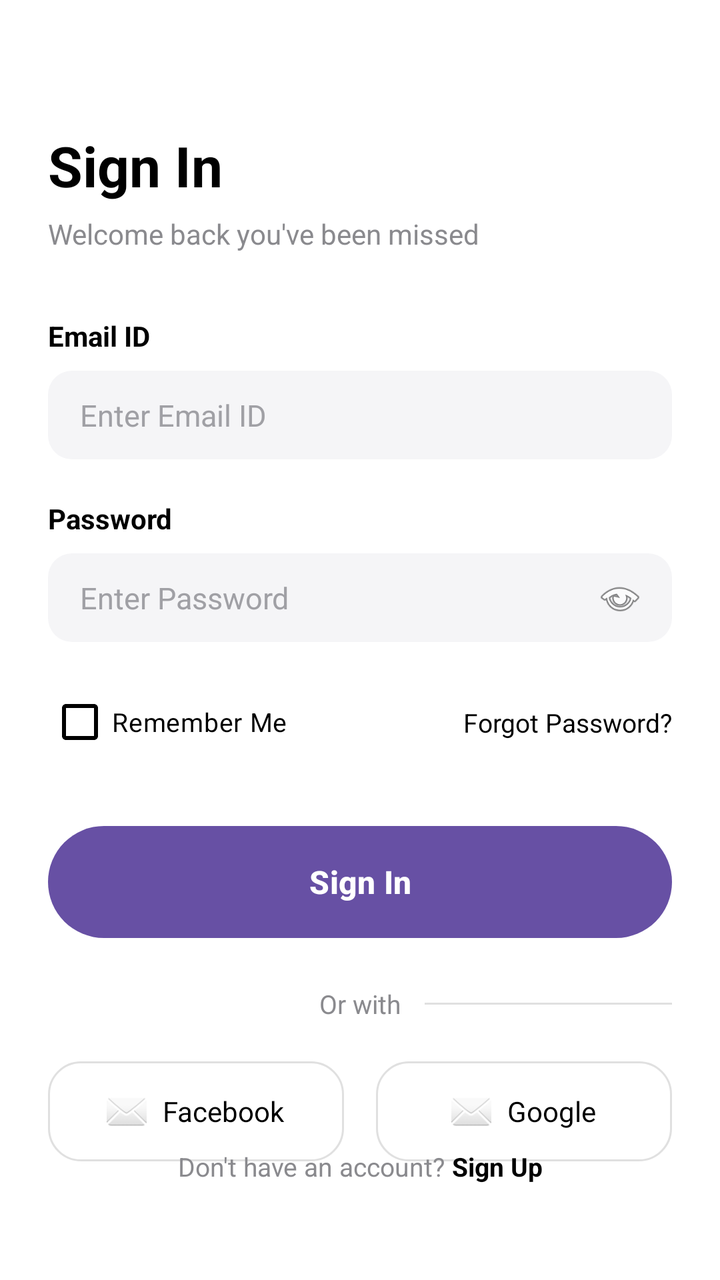
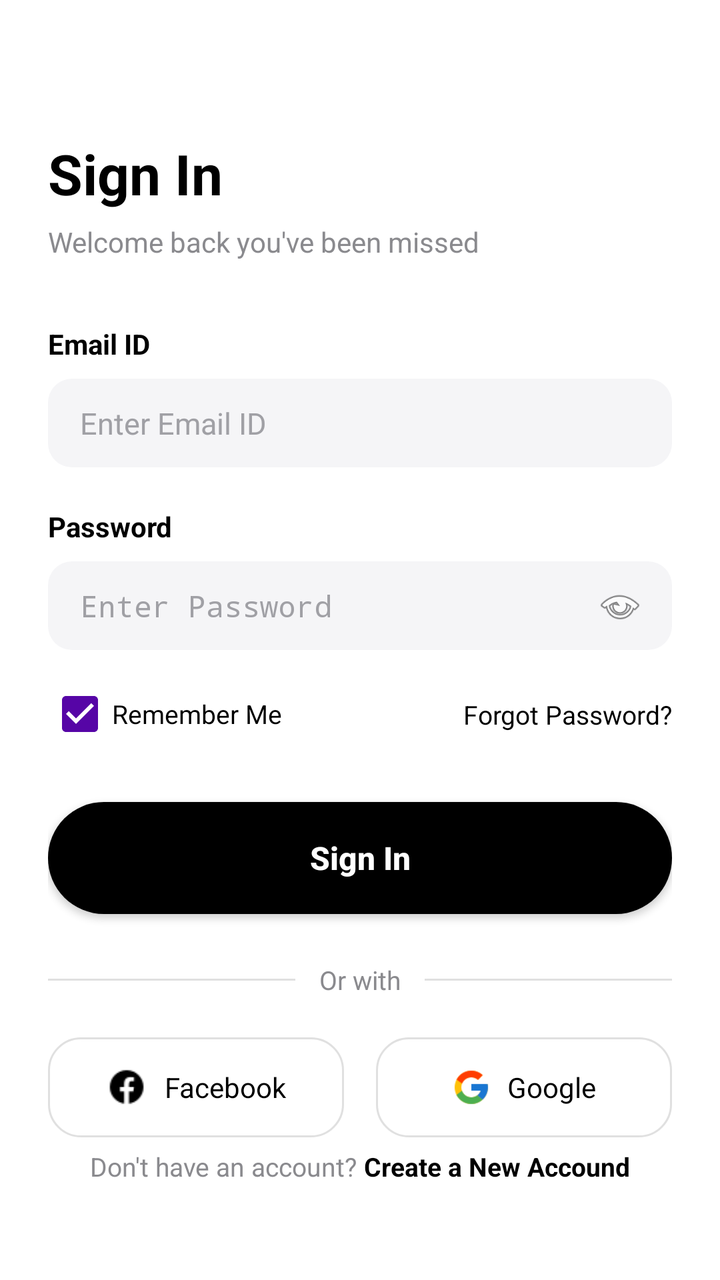

Before-and-after screenshots of an Android layout around one commit, followed by the original layout XML and the change that was made.
<!-- AndroidManifest.xml: application theme Theme.Pizza -->
<!-- res/layout/activity_main.xml -->
<?xml version="1.0" encoding="utf-8"?>
<androidx.constraintlayout.widget.ConstraintLayout xmlns:android="http://schemas.android.com/apk/res/android"
    xmlns:app="http://schemas.android.com/apk/res-auto"
    xmlns:tools="http://schemas.android.com/tools"
    android:id="@+id/main"
    android:layout_width="match_parent"
    android:layout_height="match_parent"
    android:background="#FFFFFF"
    android:padding="24dp"
    tools:context=".sign_in">

    
    <TextView
        android:id="@+id/tvTitle"
        android:layout_width="wrap_content"
        android:layout_height="wrap_content"
        android:layout_marginTop="40dp"
        android:text="Sign In"
        android:textColor="#000000"
        android:textSize="28sp"
        android:textStyle="bold"
        app:layout_constraintStart_toStartOf="parent"
        app:layout_constraintTop_toTopOf="parent" />

    
    <TextView
        android:id="@+id/tvSubtitle"
        android:layout_width="wrap_content"
        android:layout_height="wrap_content"
        android:layout_marginTop="6dp"
        android:text="Welcome back you've been missed"
        android:textColor="#8A8A8E"
        android:textSize="14sp"
        app:layout_constraintStart_toStartOf="parent"
        app:layout_constraintTop_toBottomOf="@id/tvTitle" />

    
    <TextView
        android:id="@+id/tvEmailLabel"
        android:layout_width="wrap_content"
        android:layout_height="wrap_content"
        android:layout_marginTop="32dp"
        android:text="Email ID"
        android:textColor="#000000"
        android:textSize="14sp"
        android:textStyle="bold"
        app:layout_constraintStart_toStartOf="parent"
        app:layout_constraintTop_toBottomOf="@id/tvSubtitle" />

    
    <EditText
        android:id="@+id/etEmail"
        android:layout_width="0dp"
        android:layout_height="wrap_content"
        android:layout_marginTop="8dp"
        android:autofillHints="emailAddress"
        android:background="@drawable/bgedittext"
        android:hint="Enter Email ID"
        android:inputType="textEmailAddress"
        android:textColorHint="#A0A0A5"
        android:textSize="15sp"
        app:layout_constraintEnd_toEndOf="parent"
        app:layout_constraintStart_toStartOf="parent"
        app:layout_constraintTop_toBottomOf="@id/tvEmailLabel" />

    
    <TextView
        android:id="@+id/tvPasswordLabel"
        android:layout_width="wrap_content"
        android:layout_height="wrap_content"
        android:layout_marginTop="20dp"
        android:text="Password"
        android:textColor="#000000"
        android:textSize="14sp"
        android:textStyle="bold"
        app:layout_constraintStart_toStartOf="parent"
        app:layout_constraintTop_toBottomOf="@id/etEmail" />

    
    <EditText
        android:id="@+id/etPassword"
        android:layout_width="0dp"
        android:layout_height="wrap_content"
        android:layout_marginTop="8dp"
        android:autofillHints="password"
        android:background="@drawable/bgedittext"
        android:hint="Enter Password"
        android:inputType="textPassword"
        android:paddingEnd="44dp"
        android:textColorHint="#A0A0A5"
        android:textSize="15sp"
        app:layout_constraintEnd_toEndOf="parent"
        app:layout_constraintStart_toStartOf="parent"
        app:layout_constraintTop_toBottomOf="@id/tvPasswordLabel" />

    <ImageView
        android:id="@+id/ivTogglePassword"
        android:layout_width="24dp"
        android:layout_height="24dp"
        android:layout_marginEnd="14dp"
        android:contentDescription="Toggle password visibility"
        android:src="@android:drawable/ic_menu_view"
        app:layout_constraintBottom_toBottomOf="@id/etPassword"
        app:layout_constraintEnd_toEndOf="@id/etPassword"
        app:layout_constraintTop_toTopOf="@id/etPassword" />

    
    <CheckBox
        android:id="@+id/cbRememberMe"
        android:layout_width="wrap_content"
        android:layout_height="wrap_content"
        android:layout_marginTop="16dp"
        android:buttonTint="#000000"
        android:checked="true"
        android:text="Remember Me"
        android:textColor="#000000"
        android:textSize="13sp"
        app:layout_constraintStart_toStartOf="parent"
        app:layout_constraintTop_toBottomOf="@id/etPassword" />

    
    <TextView
        android:id="@+id/tvForgotPassword"
        android:layout_width="wrap_content"
        android:layout_height="wrap_content"
        android:text="Forgot Password?"
        android:textColor="#000000"
        android:textSize="13sp"
        app:layout_constraintBottom_toBottomOf="@id/cbRememberMe"
        app:layout_constraintEnd_toEndOf="parent"
        app:layout_constraintTop_toTopOf="@id/cbRememberMe" />

    
    <Button
        android:id="@+id/btnSignIn"
        android:layout_width="0dp"
        android:layout_height="56dp"
        android:layout_marginTop="28dp"
        android:background="@drawable/bgbuttonblack"
        android:text="Sign In"
        android:textAllCaps="false"
        android:textColor="#FFFFFF"
        android:textSize="16sp"
        android:textStyle="bold"
        app:layout_constraintEnd_toEndOf="parent"
        app:layout_constraintStart_toStartOf="parent"
        app:layout_constraintTop_toBottomOf="@id/cbRememberMe" />

    
    <View
        android:layout_width="0dp"
        android:layout_height="1dp"
        android:layout_marginTop="24dp"
        android:layout_marginEnd="12dp"
        android:background="#E0E0E0"
        app:layout_constraintEnd_toStartOf="@id/tvOrWith"
        app:layout_constraintStart_toStartOf="parent"
        app:layout_constraintTop_toBottomOf="@id/btnSignIn"
        app:layout_constraintBottom_toBottomOf="@id/tvOrWith"
        app:layout_constraintTop_toTopOf="@id/tvOrWith" />

    
    <TextView
        android:id="@+id/tvOrWith"
        android:layout_width="wrap_content"
        android:layout_height="wrap_content"
        android:layout_marginTop="24dp"
        android:text="Or with"
        android:textColor="#8A8A8E"
        android:textSize="13sp"
        app:layout_constraintEnd_toEndOf="parent"
        app:layout_constraintStart_toStartOf="parent"
        app:layout_constraintTop_toBottomOf="@id/btnSignIn" />

    
    <View
        android:layout_width="0dp"
        android:layout_height="1dp"
        android:layout_marginStart="12dp"
        android:background="#E0E0E0"
        app:layout_constraintBottom_toBottomOf="@id/tvOrWith"
        app:layout_constraintEnd_toEndOf="parent"
        app:layout_constraintStart_toEndOf="@id/tvOrWith"
        app:layout_constraintTop_toTopOf="@id/tvOrWith" />

    
    <LinearLayout
        android:id="@+id/btnFacebook"
        android:layout_width="0dp"
        android:layout_height="50dp"
        android:layout_marginTop="20dp"
        android:layout_marginEnd="8dp"
        android:background="@drawable/bgsocialbutton"
        android:gravity="center"
        android:orientation="horizontal"
        app:layout_constraintEnd_toStartOf="@id/btnGoogle"
        app:layout_constraintHorizontal_chainStyle="spread"
        app:layout_constraintStart_toStartOf="parent"
        app:layout_constraintTop_toBottomOf="@id/tvOrWith">

        <ImageView
            android:layout_width="20dp"
            android:layout_height="20dp"
            android:contentDescription="Facebook"
            android:src="@android:drawable/ic_dialog_email" />

        <TextView
            android:layout_width="wrap_content"
            android:layout_height="wrap_content"
            android:layout_marginStart="8dp"
            android:text="Facebook"
            android:textColor="#000000"
            android:textSize="14sp" />
    </LinearLayout>

    
    <LinearLayout
        android:id="@+id/btnGoogle"
        android:layout_width="0dp"
        android:layout_height="50dp"
        android:layout_marginStart="8dp"
        android:layout_marginTop="20dp"
        android:background="@drawable/bgsocialbutton"
        android:gravity="center"
        android:orientation="horizontal"
        app:layout_constraintEnd_toEndOf="parent"
        app:layout_constraintStart_toEndOf="@id/btnFacebook"
        app:layout_constraintTop_toBottomOf="@id/tvOrWith">

        <ImageView
            android:layout_width="20dp"
            android:layout_height="20dp"
            android:contentDescription="Google"
            android:src="@android:drawable/ic_dialog_email" />

        <TextView
            android:layout_width="wrap_content"
            android:layout_height="wrap_content"
            android:layout_marginStart="8dp"
            android:text="Google"
            android:textColor="#000000"
            android:textSize="14sp" />
    </LinearLayout>

    
    <LinearLayout
        android:layout_width="wrap_content"
        android:layout_height="wrap_content"
        android:layout_marginBottom="24dp"
        android:orientation="horizontal"
        app:layout_constraintBottom_toBottomOf="parent"
        app:layout_constraintEnd_toEndOf="parent"
        app:layout_constraintStart_toStartOf="parent">

        <TextView
            android:layout_width="wrap_content"
            android:layout_height="wrap_content"
            android:text="Don't have an account? "
            android:textColor="#8A8A8E"
            android:textSize="13sp" />

        <TextView
            android:id="@+id/tvSignUp"
            android:layout_width="wrap_content"
            android:layout_height="wrap_content"
            android:text="Sign Up"
            android:textColor="#000000"
            android:textSize="13sp"
            android:textStyle="bold" />
    </LinearLayout>

</androidx.constraintlayout.widget.ConstraintLayout>
<!-- resources referenced by this layout -->
<resources>
  <!-- drawable bgbuttonblack (drawable) -->
  <?xml version="1.0" encoding="utf-8"?>
  <shape xmlns:android="http://schemas.android.com/apk/res/android"
      android:shape="rectangle">
      <solid android:color="#000000" />
      <corners android:radius="28dp" />
  </shape>
  <!-- drawable bgedittext (drawable) -->
  <?xml version="1.0" encoding="utf-8"?>
  <shape xmlns:android="http://schemas.android.com/apk/res/android"
      android:shape="rectangle">
      <solid android:color="#F5F5F7" />
      <corners android:radius="12dp" />
      <padding
          android:left="16dp"
          android:top="12dp"
          android:right="16dp"
          android:bottom="12dp" />
  </shape>
  <!-- drawable bgsocialbutton (drawable) -->
  <?xml version="1.0" encoding="utf-8"?>
  <shape xmlns:android="http://schemas.android.com/apk/res/android"
      android:shape="rectangle">
      <solid android:color="#FFFFFF" />
      <corners android:radius="16dp" />
      <stroke
          android:width="1dp"
          android:color="#E0E0E0" />
  </shape>
  <style name="Theme.Pizza" parent="Base.Theme.Pizza" />
  <style name="Base.Theme.Pizza" parent="Theme.Material3.DayNight.NoActionBar">
          
          
      </style>
</resources>

<!-- the commit's change to res/layout/activity_main.xml (unified diff, before → after) -->
@@ -10,11 +10,13 @@
     tools:context=".sign_in">
 
     
+
+    
     <TextView
         android:id="@+id/tvTitle"
         android:layout_width="wrap_content"
         android:layout_height="wrap_content"
-        android:layout_marginTop="40dp"
+        android:layout_marginTop="44dp"
         android:text="Sign In"
         android:textColor="#000000"
         android:textSize="28sp"
@@ -22,7 +24,6 @@
         app:layout_constraintStart_toStartOf="parent"
         app:layout_constraintTop_toTopOf="parent" />
 
-    
     <TextView
         android:id="@+id/tvSubtitle"
         android:layout_width="wrap_content"
@@ -110,7 +111,7 @@
         android:layout_width="wrap_content"
         android:layout_height="wrap_content"
         android:layout_marginTop="16dp"
-        android:buttonTint="#000000"
+        android:buttonTint="#5605A6"
         android:checked="true"
         android:text="Remember Me"
         android:textColor="#000000"
@@ -148,16 +149,15 @@
 
     
     <View
+        android:id="@+id/dividerLeft"
         android:layout_width="0dp"
         android:layout_height="1dp"
-        android:layout_marginTop="24dp"
         android:layout_marginEnd="12dp"
         android:background="#E0E0E0"
         app:layout_constraintEnd_toStartOf="@id/tvOrWith"
         app:layout_constraintStart_toStartOf="parent"
-        app:layout_constraintTop_toBottomOf="@id/btnSignIn"
-        app:layout_constraintBottom_toBottomOf="@id/tvOrWith"
-        app:layout_constraintTop_toTopOf="@id/tvOrWith" />
+        app:layout_constraintTop_toTopOf="@id/tvOrWith"
+        app:layout_constraintBottom_toBottomOf="@id/tvOrWith" />
 
     
     <TextView
@@ -174,6 +174,7 @@
 
     
     <View
+        android:id="@+id/dividerRight"
         android:layout_width="0dp"
         android:layout_height="1dp"
         android:layout_marginStart="12dp"
@@ -199,10 +200,10 @@
         app:layout_constraintTop_toBottomOf="@id/tvOrWith">
 
         <ImageView
-            android:layout_width="20dp"
-            android:layout_height="20dp"
+            android:layout_width="22dp"
+            android:layout_height="21dp"
             android:contentDescription="Facebook"
-            android:src="@android:drawable/ic_dialog_email" />
+            android:src="@drawable/ic_dialog_facebook" />
 
         <TextView
             android:layout_width="wrap_content"
@@ -231,7 +232,7 @@
             android:layout_width="20dp"
             android:layout_height="20dp"
             android:contentDescription="Google"
-            android:src="@android:drawable/ic_dialog_email" />
+            android:src="@drawable/ic_dialog_gmail" />
 
         <TextView
             android:layout_width="wrap_content"
@@ -260,10 +261,10 @@
             android:textSize="13sp" />
 
         <TextView
-            android:id="@+id/tvSignUp"
-            android:layout_width="wrap_content"
-            android:layout_height="wrap_content"
-            android:text="Sign Up"
+            android:id="@+id/tvCNA"
+            android:layout_width="wrap_content"
+            android:layout_height="wrap_content"
+            android:text="Create a New Accound"
             android:textColor="#000000"
             android:textSize="13sp"
             android:textStyle="bold" />
<!-- resource entries referenced after the edit -->
@@ -29,10 +29,13 @@
           android:width="1dp"
           android:color="#E0E0E0" />
   </shape>
+  <!-- drawable ic_dialog_facebook: png bitmap (drawable, 443 bytes) -->
+  <!-- drawable ic_dialog_gmail: png bitmap (drawable, 1247 bytes) -->
   <style name="Theme.Pizza" parent="Base.Theme.Pizza" />
-  <style name="Base.Theme.Pizza" parent="Theme.Material3.DayNight.NoActionBar">
+  <style name="Base.Theme.Pizza" parent="Theme.AppCompat.DayNight.NoActionBar">
           
           
+  
       </style>
 </resources>
 
